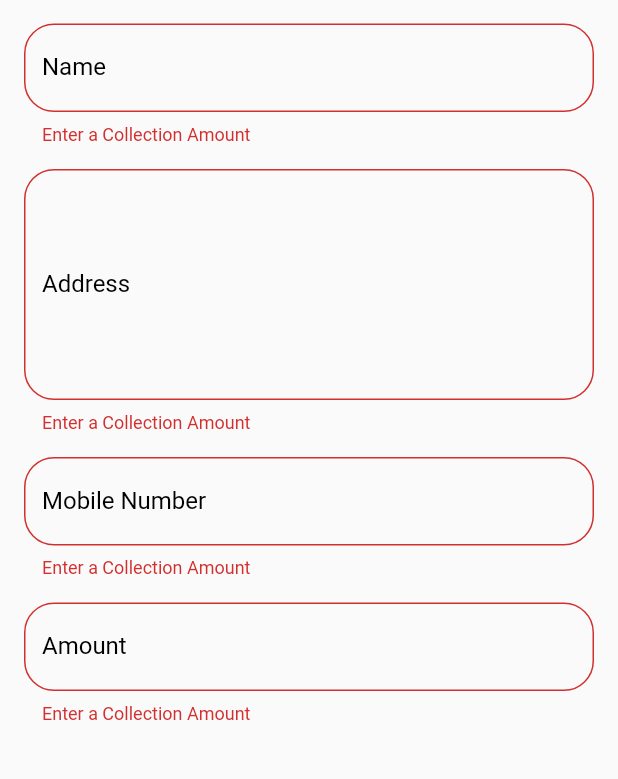
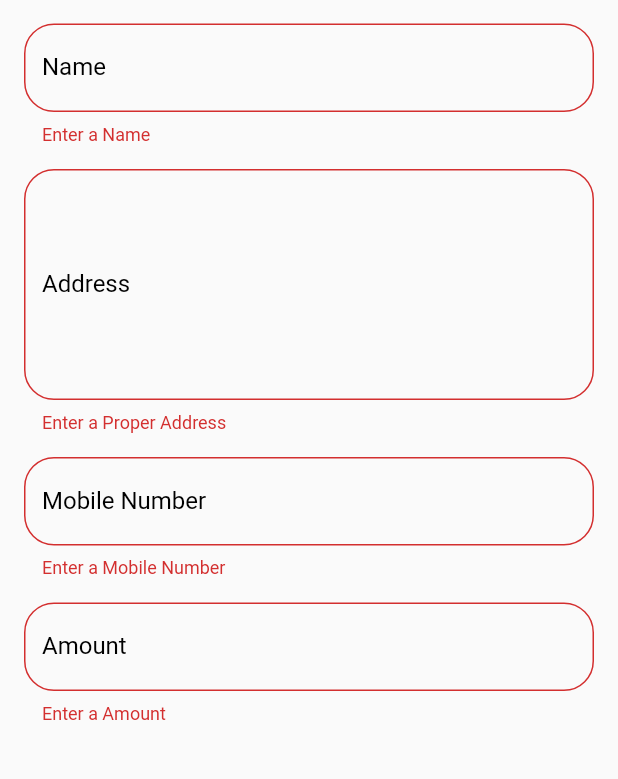
Before and after one commit to mr-j-shah/arihant, a Flutter app: the screen it shows after launch, in the side drawer, after a tap on "Creat Clinet", on a phone screen of 412 x 824 dp, the part 197-976 px from its top. Run offline on Flutter 3.47's test engine with Material 2 defaults, Android fonts, the phone set to English and light mode, and no system bars; missing offline and left inert: flutter_session_manager.

Commit message:
Login Add Name

```diff
--- a/arihant/lib/api/authentication.dart
+++ b/arihant/lib/api/authentication.dart
@@ -19,9 +19,10 @@ class authentication {
     print(res.body);
     if (res.statusCode == 200) {
       print("Success");
-      // List<dynamic> resposne = jsonDecode(res.body);
-      if (res.body == "Success") {
-        await SessionManager().set("username", email);
+      Map<String, dynamic> resposne = jsonDecode(res.body);
+      if (resposne["status"] == "success") {
+        await SessionManager().set("email", resposne["email"]);
+        await SessionManager().set("name", resposne["name"]);
         return true;
       }
       return false;
--- a/arihant/lib/main.dart
+++ b/arihant/lib/main.dart
@@ -54,7 +54,7 @@ class _MyHomePageState extends State<MyHomePage> {
   }
 
   Future<bool> checksession() async {
-    dynamic id = await SessionManager().get("username");
+    dynamic id = await SessionManager().get("email");
     if (id != null) {
       return true;
     }
--- a/arihant/lib/screens/addclient.dart
+++ b/arihant/lib/screens/addclient.dart
@@ -1,6 +1,4 @@
 // ignore_for_file: camel_case_types
-
-import 'dart:ffi';
 
 import 'package:flutter/material.dart';
 import 'package:intl/intl.dart';
@@ -22,6 +20,7 @@ class _addclientState extends State<addclient> {
   final TextEditingController _colleamount = new TextEditingController();
   bool isLoading = true;
   bool isAmountAdded = false;
+  bool isComplete = false;
   String _date = "";
   @override
   void initState() {
@@ -76,8 +75,10 @@ class _addclientState extends State<addclient> {
                       controller: _name,
                       validator: ((value) {
                         if (value == null || value.isEmpty) {
-                          return 'Enter a Collection Amount';
+                          isComplete = false;
+                          return 'Enter a Name';
                         } else {
+                          isComplete = true;
                           return null;
                         }
                       }),
@@ -108,8 +109,10 @@ class _addclientState extends State<addclient> {
                         if (value == null ||
                             value.isEmpty ||
                             value.length < 20) {
-                          return 'Enter a Collection Amount';
+                          isComplete = false;
+                          return 'Enter a Proper Address';
                         } else {
+                          isComplete = true;
                           return null;
                         }
                       }),
@@ -141,8 +144,10 @@ class _addclientState extends State<addclient> {
                         if (value == null ||
                             value.isEmpty ||
                             value.length < 10) {
-                          return 'Enter a Collection Amount';
+                          isComplete = false;
+                          return 'Enter a Mobile Number';
                         } else {
+                          isComplete = true;
                           return null;
                         }
                       }),
@@ -186,8 +191,10 @@ class _addclientState extends State<addclient> {
                         if (value == null ||
                             value.isEmpty ||
                             int.parse(value) < 5000) {
-                          return 'Enter a Collection Amount';
+                          isComplete = false;
+                          return 'Enter a Amount';
                         } else {
+                          isComplete = true;
                           return null;
                         }
                       }),
@@ -218,8 +225,10 @@ class _addclientState extends State<addclient> {
                             controller: _totalamount,
                             validator: ((value) {
                               if (value == null || value.isEmpty) {
-                                return 'Enter a Collection Amount';
+                                isComplete = false;
+                                return 'Enter a Total Amount';
                               } else {
+                                isComplete = true;
                                 return null;
                               }
                             }),
@@ -252,11 +261,14 @@ class _addclientState extends State<addclient> {
                             initialValue: "100",
                             onChanged: ((value) {
                               _day.text = value;
+                              // changeday(_day.text);
                             }),
                             validator: ((value) {
                               if (value == null || value.isEmpty) {
-                                return 'Enter a Collection Amount';
+                                isComplete = false;
+                                return 'Enter a Days';
                               } else {
+                                isComplete = true;
                                 return null;
                               }
                             }),
@@ -290,8 +302,10 @@ class _addclientState extends State<addclient> {
                             onChanged: ((value) {}),
                             validator: ((value) {
                               if (value == null || value.isEmpty) {
+                                isComplete = false;
                                 return 'Enter a Collection Amount';
                               } else {
+                                isComplete = true;
                                 return null;
                               }
                             }),
@@ -369,8 +383,18 @@ class _addclientState extends State<addclient> {
     double totalamount = amunt * 1.2;
     double collectamount = totalamount / 100;
     setState(() {
+      _day.text = "100";
       _totalamount.text = totalamount.toString();
       _colleamount.text = collectamount.toString();
     });
   }
+
+  // changeday(String s) {
+  //   int days = int.parse(s);
+  //   double totalamount = double.parse(_totalamount.text);
+  //   double collectamount = totalamount / 100;
+  //   setState(() {
+  //     _colleamount.text = collectamount.toString();
+  //   });
+  // }
 }
--- a/arihant/lib/screens/home.dart
+++ b/arihant/lib/screens/home.dart
@@ -15,11 +15,32 @@ class homepage extends StatefulWidget {
 }
 
 class _homepageState extends State<homepage> {
+  bool isLoading = true;
+  String _name = "";
+  String _email = "";
   int _screencount = 1;
   List<Widget> screens = [graph(), addcollection(), user()];
   @override
+  void initState() {
+    getdata();
+    super.initState();
+  }
+
+  @override
   Widget build(BuildContext context) {
-    return Scaffold(
+    return isLoading
+        // ignore: prefer_const_constructors
+        ? Container(
+            color: Colors.white,
+            // ignore: prefer_const_constructors
+            child: Center(
+              // ignore: prefer_const_constructors
+              child: CircularProgressIndicator(
+                color: const Color.fromRGBO(36, 59, 85, 1),
+              ),
+            ),
+          )
+        : Scaffold(
             appBar: AppBar(
               title: const Text("Arihant"),
               backgroundColor: const Color.fromRGBO(36, 59, 85, 1),
@@ -42,9 +63,9 @@ class _homepageState extends State<homepage> {
                       ],
                     ),
                   ),
-            accountName: const Text("Jinay Shah"),
+                  accountName: Text(_name),
                   //TO DO change from a Session Management
-            accountEmail: const Text("shahjinay02@gmail.com"),
+                  accountEmail: Text(_email),
                   //TO DO Chnage from a Session Management
                 ),
                 ListTile(
@@ -154,4 +175,14 @@ class _homepageState extends State<homepage> {
             ),
           );
   }
+
+  Future<void> getdata() async {
+    dynamic email = await SessionManager().get("email");
+    dynamic name = await SessionManager().get("name");
+    setState(() {
+      _name = name.toString();
+      _email = email.toString();
+      isLoading = false;
+    });
   }
+}
```
Lines whose indentation alone changed are shown as unchanged.
